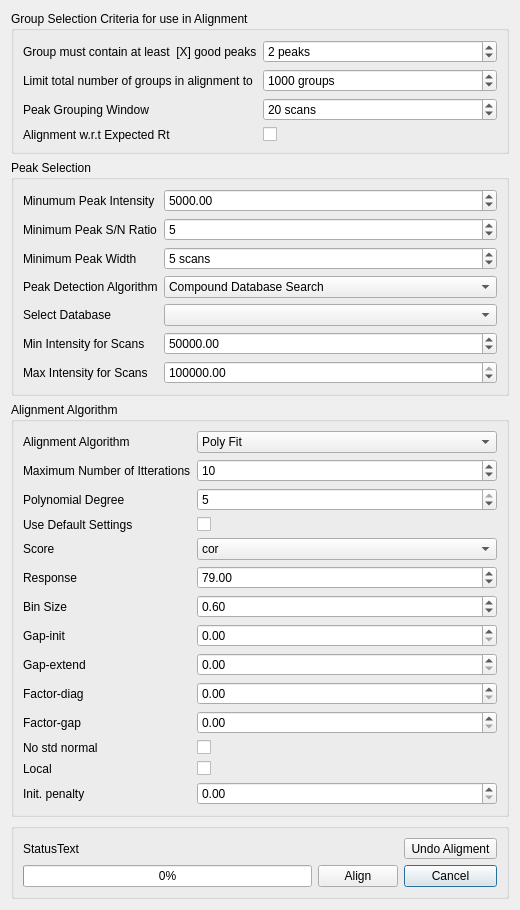
ElucidataInc/ElMaven, file src/gui/mzroll/forms/alignmentdialog.ui: the form before one commit.
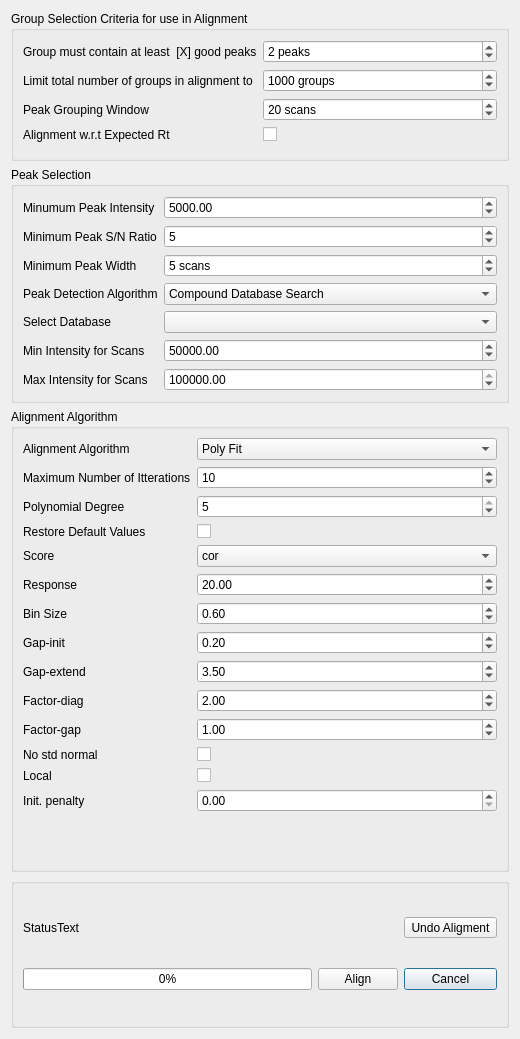
The form after the commit.

```diff
--- a/src/gui/mzroll/forms/alignmentdialog.ui
+++ b/src/gui/mzroll/forms/alignmentdialog.ui
@@ -7,7 +7,7 @@
     <x>0</x>
     <y>0</y>
     <width>520</width>
-    <height>720</height>
+    <height>1039</height>
    </rect>
   </property>
   <property name="windowTitle">
@@ -374,7 +374,7 @@
       <item row="4" column="0">
        <widget class="QLabel" name="labelUseDefaultObiWarpParams">
         <property name="text">
-         <string>Use Default Settings</string>
+         <string>Restore Default Values</string>
         </property>
        </widget>
       </item>
@@ -432,7 +432,7 @@
          <double>5.000000000000000</double>
         </property>
         <property name="value">
-         <double>79.000000000000000</double>
+         <double>20.000000000000000</double>
         </property>
        </widget>
       </item>
@@ -471,6 +471,9 @@
         <property name="singleStep">
          <double>0.500000000000000</double>
         </property>
+        <property name="value">
+         <double>0.200000000000000</double>
+        </property>
        </widget>
       </item>
       <item row="9" column="0">
@@ -485,10 +488,20 @@
         <property name="singleStep">
          <double>0.500000000000000</double>
         </property>
+        <property name="value">
+         <double>3.500000000000000</double>
+        </property>
        </widget>
       </item>
       <item row="10" column="1">
-       <widget class="QDoubleSpinBox" name="factorDiag"/>
+       <widget class="QDoubleSpinBox" name="factorDiag">
+        <property name="singleStep">
+         <double>0.500000000000000</double>
+        </property>
+        <property name="value">
+         <double>2.000000000000000</double>
+        </property>
+       </widget>
       </item>
       <item row="11" column="0">
        <widget class="QLabel" name="labelFactorGap">
@@ -498,7 +511,14 @@
        </widget>
       </item>
       <item row="11" column="1">
-       <widget class="QDoubleSpinBox" name="factorGap"/>
+       <widget class="QDoubleSpinBox" name="factorGap">
+        <property name="singleStep">
+         <double>0.500000000000000</double>
+        </property>
+        <property name="value">
+         <double>1.000000000000000</double>
+        </property>
+       </widget>
       </item>
       <item row="13" column="0">
        <widget class="QLabel" name="labelLocal">
```
Left out of the diff: 2 changed lines with no effect on the pictures.
